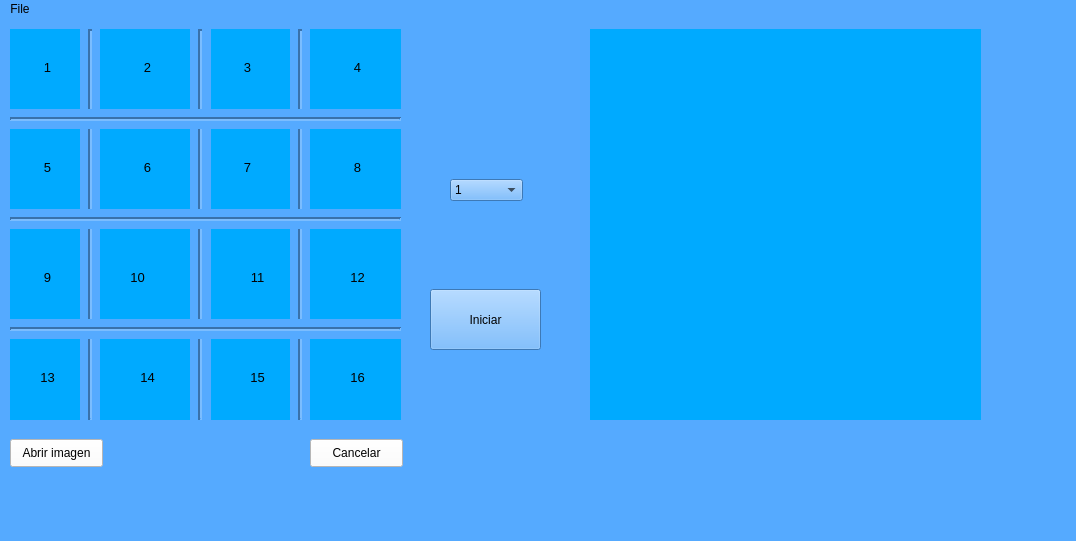
Qt form proyecto_1/src/gui.ui (astuaTEC/sastua_computer_architecture_1_2022) before a commit.
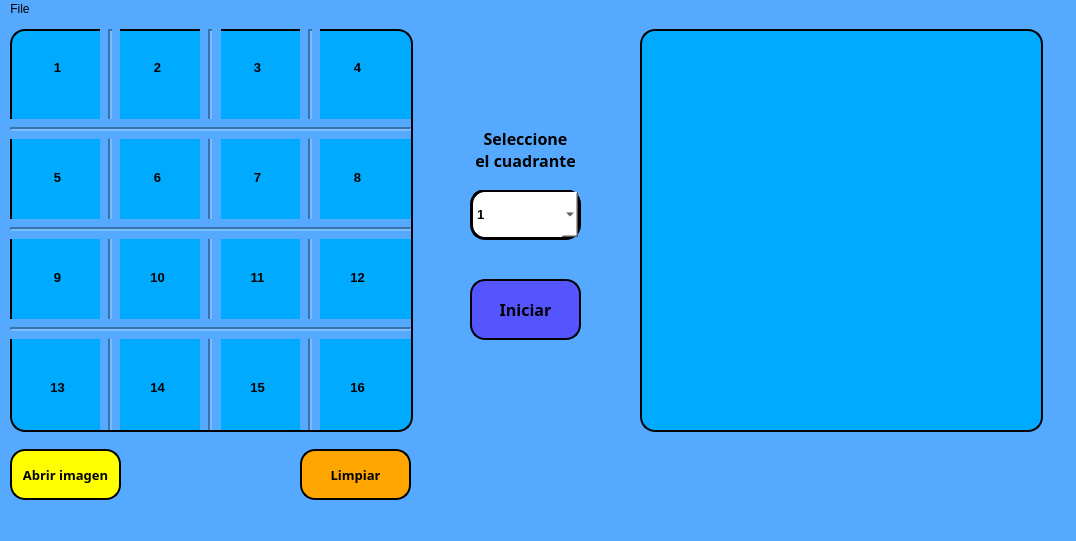
The same form after that commit.

```diff
--- a/proyecto_1/src/gui.ui
+++ b/proyecto_1/src/gui.ui
@@ -21,13 +21,26 @@
     <property name="geometry">
      <rect>
       <x>10</x>
-      <y>420</y>
-      <width>93</width>
-      <height>28</height>
+      <y>430</y>
+      <width>111</width>
+      <height>51</height>
      </rect>
     </property>
+    <property name="font">
+     <font>
+      <family>Corbel</family>
+      <pointsize>10</pointsize>
+      <weight>75</weight>
+      <bold>true</bold>
+     </font>
+    </property>
     <property name="styleSheet">
-     <string notr="true">background-color: rgb(255, 255, 255);</string>
+     <string notr="true">background-color: yellow;
+border-style: outset;
+border-width: 2px;
+border-radius: 15px;
+border-color: black;
+padding: 4px;</string>
     </property>
     <property name="text">
      <string>Abrir imagen</string>
@@ -36,17 +49,30 @@
    <widget class="QPushButton" name="cancelarBtn">
     <property name="geometry">
      <rect>
-      <x>310</x>
-      <y>420</y>
-      <width>93</width>
-      <height>28</height>
+      <x>300</x>
+      <y>430</y>
+      <width>111</width>
+      <height>51</height>
      </rect>
     </property>
+    <property name="font">
+     <font>
+      <family>Corbel</family>
+      <pointsize>10</pointsize>
+      <weight>75</weight>
+      <bold>true</bold>
+     </font>
+    </property>
     <property name="styleSheet">
-     <string notr="true">background-color: rgb(255, 255, 255);</string>
+     <string notr="true">background-color: orange;
+border-style: outset;
+border-width: 2px;
+border-radius: 15px;
+border-color: black;
+padding: 4px;</string>
     </property>
     <property name="text">
-     <string>Cancelar</string>
+     <string>Limpiar</string>
     </property>
    </widget>
    <widget class="QLabel" name="labelImgOrigin">
@@ -54,12 +80,17 @@
      <rect>
       <x>10</x>
       <y>10</y>
-      <width>391</width>
-      <height>391</height>
+      <width>403</width>
+      <height>403</height>
      </rect>
     </property>
     <property name="styleSheet">
-     <string notr="true">background-color: rgb(0, 170, 255);</string>
+     <string notr="true">background-color: rgb(0, 170, 255);
+border-style: outset;
+border-width: 2px;
+border-radius: 15px;
+border-color: black;
+padding: 4px;</string>
     </property>
     <property name="text">
      <string/>
@@ -71,14 +102,19 @@
    <widget class="QLabel" name="labelImgDest">
     <property name="geometry">
      <rect>
-      <x>590</x>
+      <x>640</x>
       <y>10</y>
-      <width>391</width>
-      <height>391</height>
+      <width>403</width>
+      <height>403</height>
      </rect>
     </property>
     <property name="styleSheet">
-     <string notr="true">background-color: rgb(0, 170, 255);</string>
+     <string notr="true">background-color: rgb(0, 170, 255);
+border-style: outset;
+border-width: 2px;
+border-radius: 15px;
+border-color: black;
+padding: 4px;</string>
     </property>
     <property name="text">
      <string/>
@@ -90,10 +126,10 @@
    <widget class="Line" name="line">
     <property name="geometry">
      <rect>
-      <x>80</x>
+      <x>100</x>
       <y>10</y>
       <width>20</width>
-      <height>391</height>
+      <height>401</height>
      </rect>
     </property>
     <property name="maximumSize">
@@ -118,10 +154,10 @@
    <widget class="Line" name="line_2">
     <property name="geometry">
      <rect>
-      <x>190</x>
+      <x>200</x>
       <y>10</y>
       <width>21</width>
-      <height>391</height>
+      <height>401</height>
      </rect>
     </property>
     <property name="lineWidth">
@@ -134,10 +170,10 @@
    <widget class="Line" name="line_3">
     <property name="geometry">
      <rect>
-      <x>290</x>
+      <x>300</x>
       <y>10</y>
       <width>20</width>
-      <height>391</height>
+      <height>401</height>
      </rect>
     </property>
     <property name="lineWidth">
@@ -151,8 +187,8 @@
     <property name="geometry">
      <rect>
       <x>10</x>
-      <y>90</y>
-      <width>391</width>
+      <y>100</y>
+      <width>401</width>
       <height>20</height>
      </rect>
     </property>
@@ -167,8 +203,8 @@
     <property name="geometry">
      <rect>
       <x>10</x>
-      <y>190</y>
-      <width>391</width>
+      <y>200</y>
+      <width>401</width>
       <height>20</height>
      </rect>
     </property>
@@ -184,7 +220,7 @@
      <rect>
       <x>10</x>
       <y>300</y>
-      <width>391</width>
+      <width>401</width>
       <height>20</height>
      </rect>
     </property>
@@ -198,7 +234,7 @@
    <widget class="QLabel" name="label">
     <property name="geometry">
      <rect>
-      <x>20</x>
+      <x>30</x>
       <y>40</y>
       <width>55</width>
       <height>16</height>
@@ -208,6 +244,8 @@
      <font>
       <family>Arial</family>
       <pointsize>10</pointsize>
+      <weight>75</weight>
+      <bold>true</bold>
      </font>
     </property>
     <property name="styleSheet">
@@ -226,7 +264,7 @@
    <widget class="QLabel" name="label_2">
     <property name="geometry">
      <rect>
-      <x>120</x>
+      <x>130</x>
       <y>40</y>
       <width>55</width>
       <height>16</height>
@@ -236,6 +274,8 @@
      <font>
       <family>Arial</family>
       <pointsize>10</pointsize>
+      <weight>75</weight>
+      <bold>true</bold>
      </font>
     </property>
     <property name="styleSheet">
@@ -254,7 +294,7 @@
    <widget class="QLabel" name="label_3">
     <property name="geometry">
      <rect>
-      <x>220</x>
+      <x>230</x>
       <y>40</y>
       <width>55</width>
       <height>16</height>
@@ -264,6 +304,8 @@
      <font>
       <family>Arial</family>
       <pointsize>10</pointsize>
+      <weight>75</weight>
+      <bold>true</bold>
      </font>
     </property>
     <property name="styleSheet">
@@ -292,6 +334,8 @@
      <font>
       <family>Arial</family>
       <pointsize>10</pointsize>
+      <weight>75</weight>
+      <bold>true</bold>
      </font>
     </property>
     <property name="styleSheet">
@@ -310,8 +354,8 @@
    <widget class="QLabel" name="label_5">
     <property name="geometry">
      <rect>
-      <x>20</x>
-      <y>140</y>
+      <x>30</x>
+      <y>150</y>
       <width>55</width>
       <height>16</height>
      </rect>
@@ -320,6 +364,8 @@
      <font>
       <family>Arial</family>
       <pointsize>10</pointsize>
+      <weight>75</weight>
+      <bold>true</bold>
      </font>
     </property>
     <property name="styleSheet">
@@ -338,8 +384,8 @@
    <widget class="QLabel" name="label_6">
     <property name="geometry">
      <rect>
-      <x>120</x>
-      <y>140</y>
+      <x>130</x>
+      <y>150</y>
       <width>55</width>
       <height>16</height>
      </rect>
@@ -348,6 +394,8 @@
      <font>
       <family>Arial</family>
       <pointsize>10</pointsize>
+      <weight>75</weight>
+      <bold>true</bold>
      </font>
     </property>
     <property name="styleSheet">
@@ -366,8 +414,8 @@
    <widget class="QLabel" name="label_7">
     <property name="geometry">
      <rect>
-      <x>220</x>
-      <y>140</y>
+      <x>230</x>
+      <y>150</y>
       <width>55</width>
       <height>16</height>
      </rect>
@@ -376,6 +424,8 @@
      <font>
       <family>Arial</family>
       <pointsize>10</pointsize>
+      <weight>75</weight>
+      <bold>true</bold>
      </font>
     </property>
     <property name="styleSheet">
@@ -395,7 +445,7 @@
     <property name="geometry">
      <rect>
       <x>330</x>
-      <y>140</y>
+      <y>150</y>
       <width>55</width>
       <height>16</height>
      </rect>
@@ -404,6 +454,8 @@
      <font>
       <family>Arial</family>
       <pointsize>10</pointsize>
+      <weight>75</weight>
+      <bold>true</bold>
      </font>
     </property>
     <property name="styleSheet">
@@ -422,7 +474,7 @@
    <widget class="QLabel" name="label_9">
     <property name="geometry">
      <rect>
-      <x>20</x>
+      <x>30</x>
       <y>250</y>
       <width>55</width>
       <height>16</height>
@@ -432,6 +484,8 @@
      <font>
       <family>Arial</family>
       <pointsize>10</pointsize>
+      <weight>75</weight>
+      <bold>true</bold>
      </font>
     </property>
     <property name="styleSheet">
@@ -450,7 +504,7 @@
    <widget class="QLabel" name="label_10">
     <property name="geometry">
      <rect>
-      <x>110</x>
+      <x>130</x>
       <y>250</y>
       <width>55</width>
       <height>16</height>
@@ -460,6 +514,9 @@
      <font>
       <family>Arial</family>
       <pointsize>10</pointsize>
+      <weight>75</weight>
+      <italic>false</italic>
+      <bold>true</bold>
      </font>
     </property>
     <property name="styleSheet">
@@ -488,6 +545,8 @@
      <font>
       <family>Arial</family>
       <pointsize>10</pointsize>
+      <weight>75</weight>
+      <bold>true</bold>
      </font>
     </property>
     <property name="styleSheet">
@@ -516,6 +575,8 @@
      <font>
       <family>Arial</family>
       <pointsize>10</pointsize>
+      <weight>75</weight>
+      <bold>true</bold>
      </font>
     </property>
     <property name="styleSheet">
@@ -534,8 +595,8 @@
    <widget class="QLabel" name="label_13">
     <property name="geometry">
      <rect>
-      <x>20</x>
-      <y>350</y>
+      <x>30</x>
+      <y>360</y>
       <width>55</width>
       <height>16</height>
      </rect>
@@ -544,6 +605,8 @@
      <font>
       <family>Arial</family>
       <pointsize>10</pointsize>
+      <weight>75</weight>
+      <bold>true</bold>
      </font>
     </property>
     <property name="styleSheet">
@@ -562,8 +625,8 @@
    <widget class="QLabel" name="label_14">
     <property name="geometry">
      <rect>
-      <x>120</x>
-      <y>350</y>
+      <x>130</x>
+      <y>360</y>
       <width>55</width>
       <height>16</height>
      </rect>
@@ -572,6 +635,8 @@
      <font>
       <family>Arial</family>
       <pointsize>10</pointsize>
+      <weight>75</weight>
+      <bold>true</bold>
      </font>
     </property>
     <property name="styleSheet">
@@ -591,7 +656,7 @@
     <property name="geometry">
      <rect>
       <x>230</x>
-      <y>350</y>
+      <y>360</y>
       <width>55</width>
       <height>16</height>
      </rect>
@@ -600,6 +665,8 @@
      <font>
       <family>Arial</family>
       <pointsize>10</pointsize>
+      <weight>75</weight>
+      <bold>true</bold>
      </font>
     </property>
     <property name="styleSheet">
@@ -619,7 +686,7 @@
     <property name="geometry">
      <rect>
       <x>330</x>
-      <y>350</y>
+      <y>360</y>
       <width>55</width>
       <height>16</height>
      </rect>
@@ -628,6 +695,8 @@
      <font>
       <family>Arial</family>
       <pointsize>10</pointsize>
+      <weight>75</weight>
+      <bold>true</bold>
      </font>
     </property>
     <property name="styleSheet">
@@ -646,12 +715,31 @@
    <widget class="QComboBox" name="comboBox">
     <property name="geometry">
      <rect>
-      <x>450</x>
-      <y>160</y>
-      <width>73</width>
-      <height>22</height>
+      <x>470</x>
+      <y>170</y>
+      <width>111</width>
+      <height>51</height>
      </rect>
     </property>
+    <property name="font">
+     <font>
+      <family>Arial</family>
+      <pointsize>10</pointsize>
+      <weight>75</weight>
+      <bold>true</bold>
+     </font>
+    </property>
+    <property name="layoutDirection">
+     <enum>Qt::LeftToRight</enum>
+    </property>
+    <property name="styleSheet">
+     <string notr="true">background-color: rgb(255, 255, 255);
+border-style: outset;
+border-width: 3px;
+border-radius: 15px;
+border-color: black;
+padding: 4px;</string>
+    </property>
     <item>
      <property name="text">
       <string>1</string>
@@ -736,16 +824,57 @@
    <widget class="QPushButton" name="startBtn">
     <property name="geometry">
      <rect>
-      <x>430</x>
-      <y>270</y>
+      <x>470</x>
+      <y>260</y>
       <width>111</width>
       <height>61</height>
      </rect>
     </property>
+    <property name="font">
+     <font>
+      <family>Corbel</family>
+      <pointsize>12</pointsize>
+      <weight>75</weight>
+      <bold>true</bold>
+     </font>
+    </property>
+    <property name="styleSheet">
+     <string notr="true">background-color: rgb(85, 85, 255);
+border-style: outset;
+border-width: 2px;
+border-radius: 15px;
+border-color: black;
+padding: 4px;</string>
+    </property>
     <property name="text">
      <string>Iniciar</string>
     </property>
    </widget>
+   <widget class="QLabel" name="label_17">
+    <property name="geometry">
+     <rect>
+      <x>450</x>
+      <y>90</y>
+      <width>151</width>
+      <height>81</height>
+     </rect>
+    </property>
+    <property name="font">
+     <font>
+      <family>Corbel</family>
+      <pointsize>12</pointsize>
+      <weight>75</weight>
+      <bold>true</bold>
+     </font>
+    </property>
+    <property name="text">
+     <string>Seleccione 
+el cuadrante</string>
+    </property>
+    <property name="alignment">
+     <set>Qt::AlignCenter</set>
+    </property>
+   </widget>
   </widget>
   <widget class="QMenuBar" name="menubar">
    <property name="geometry">
```
Left out of the diff: 4 changed lines with no effect on the pictures.
